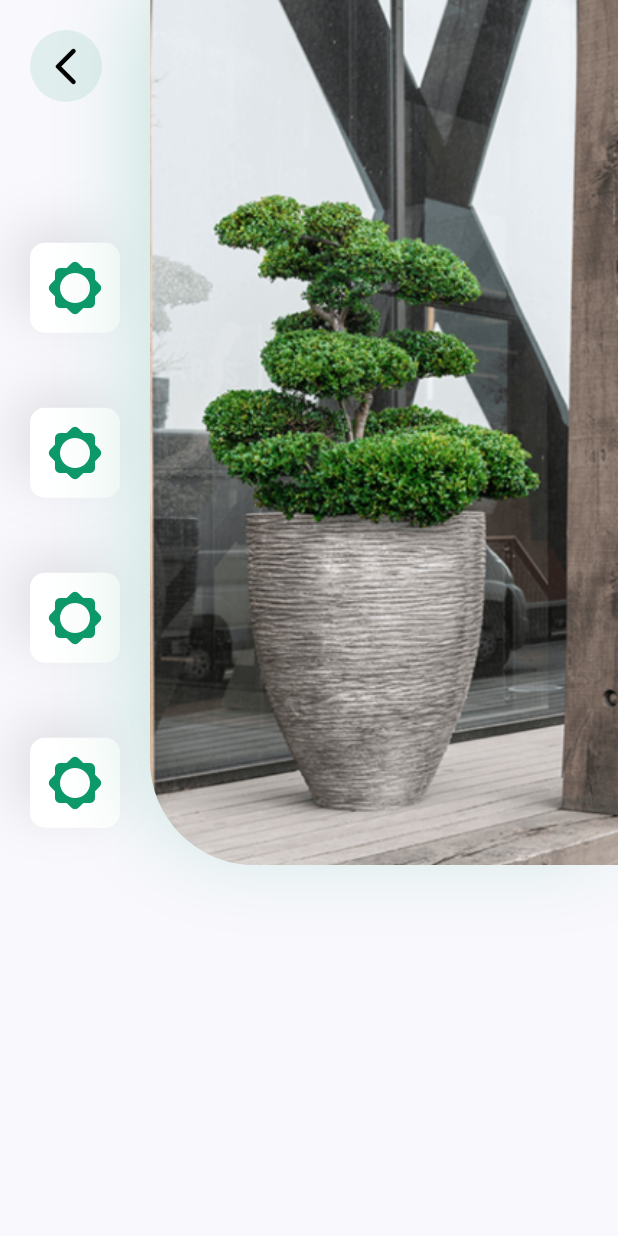
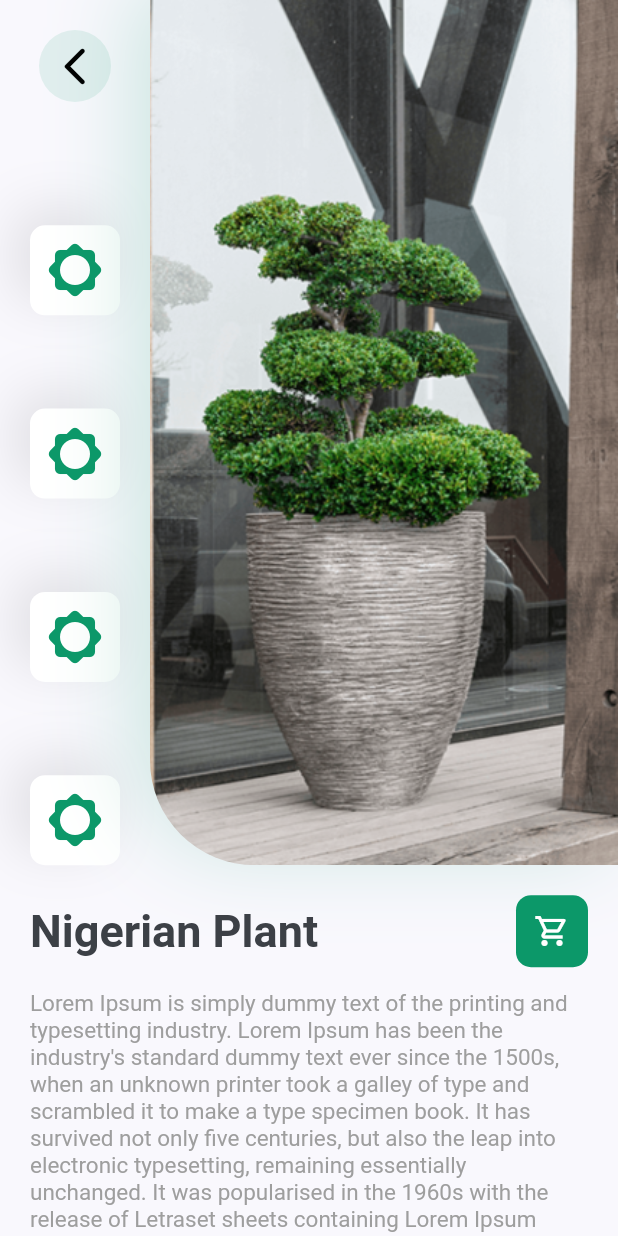
Before and after one commit to fidelity2851/Flutter-Plant-App, a Flutter app: the DetailScreen screen opened by its route, on a phone screen of 412 x 824 dp. Run offline on Flutter 3.47's test engine with Material 2 defaults, Android fonts, the phone set to English and light mode, and no system bars.

```diff
--- a/lib/main.dart
+++ b/lib/main.dart
@@ -1,5 +1,6 @@
 import 'package:flutter/material.dart';
 import 'package:plant_app/constants.dart';
+import 'package:plant_app/pages/favorite.dart';
 import 'package:plant_app/pages/home.dart';
 import 'package:plant_app/pages/details.dart';
 
@@ -18,10 +19,11 @@ class MyApp extends StatelessWidget {
       title: 'Flutter Plant App',
       // home: const HomeScreen(),
       theme: themeSetting(context),
-      initialRoute: '/details',
+      initialRoute: '/',
       routes: {
         '/': (context) => const HomeScreen(),
         '/details': (context) => const DetailScreen(),
+        '/favorite': (context) => const FavoriteScreen(),
       },
     );
   }
--- a/lib/pages/details.dart
+++ b/lib/pages/details.dart
@@ -9,7 +9,8 @@ class DetailScreen extends StatelessWidget {
     Size size = MediaQuery.of(context).size;
     return SafeArea(
       child: Scaffold(
-        body: Column(
+        body: SingleChildScrollView(
+          child: Column(
             children: [
               SizedBox(
                 height: size.height * 0.7,
@@ -18,16 +19,16 @@ class DetailScreen extends StatelessWidget {
                   children: [
                     Padding(
                       padding: const EdgeInsets.only(
-                      top: 20,
+                        top: kDefaultPadding,
                         left: kDefaultPadding,
                         right: kDefaultPadding,
                       ),
                       child: Column(
                         mainAxisAlignment: MainAxisAlignment.spaceBetween,
-                      crossAxisAlignment: CrossAxisAlignment.start,
+                        crossAxisAlignment: CrossAxisAlignment.center,
                         children: [
-                        Align(
-                          child: Container(
+                          Container(
+                            margin: const EdgeInsets.only(bottom: 20.0),
                             decoration: BoxDecoration(
                               color: kPrimaryColor.withOpacity(0.1),
                               shape: BoxShape.circle,
@@ -43,15 +44,14 @@ class DetailScreen extends StatelessWidget {
                               },
                             ),
                           ),
-                        ),
-                        Column(
-                          children: const [
-                            IconCard(iconData: Icons.brightness_low_rounded),
-                            IconCard(iconData: Icons.brightness_low_rounded),
-                            IconCard(iconData: Icons.brightness_low_rounded),
-                            IconCard(iconData: Icons.brightness_low_rounded),
-                          ],
-                        ),
+                          const IconCard(
+                              iconData: Icons.brightness_low_rounded),
+                          const IconCard(
+                              iconData: Icons.brightness_low_rounded),
+                          const IconCard(
+                              iconData: Icons.brightness_low_rounded),
+                          const IconCard(
+                              iconData: Icons.brightness_low_rounded),
                         ],
                       ),
                     ),
@@ -81,7 +81,50 @@ class DetailScreen extends StatelessWidget {
                   ],
                 ),
               ),
+              Padding(
+                padding: const EdgeInsets.all(kDefaultPadding),
+                child: Column(
+                  crossAxisAlignment: CrossAxisAlignment.start,
+                  children: [
+                    Row(
+                      mainAxisAlignment: MainAxisAlignment.spaceBetween,
+                      children: [
+                        const Text(
+                          'Nigerian Plant',
+                          style: TextStyle(
+                            fontSize: 30.0,
+                            fontWeight: FontWeight.bold,
+                          ),
+                        ),
+                        Container(
+                          padding: EdgeInsets.all(0),
+                          decoration: BoxDecoration(
+                              color: kPrimaryColor,
+                              borderRadius: BorderRadius.circular(10)),
+                          child: IconButton(
+                            onPressed: () {},
+                            icon: Icon(Icons.shopping_cart_outlined),
+                            color: Colors.white,
+                          ),
+                        )
                       ],
+                    ),
+                    const SizedBox(
+                      height: 15.0,
+                    ),
+                    const Text(
+                      'Lorem Ipsum is simply dummy text of the printing and typesetting industry. Lorem Ipsum has been the industry\'s standard dummy text ever since the 1500s, when an unknown printer took a galley of type and scrambled it to make a type specimen book. It has survived not only five centuries, but also the leap into electronic typesetting, remaining essentially unchanged. It was popularised in the 1960s with the release of Letraset sheets containing Lorem Ipsum passages, and more recently with desktop publishing software like Aldus PageMaker including versions of Lorem Ipsum.',
+                      textAlign: TextAlign.left,
+                      style: TextStyle(
+                          color: Colors.grey,
+                          fontSize: 15.0,
+                          fontWeight: FontWeight.w400),
+                    ),
+                  ],
+                ),
+              )
+            ],
+          ),
         ),
       ),
     );
@@ -101,7 +144,7 @@ class IconCard extends StatelessWidget {
     return Container(
       height: 60,
       width: 60,
-      margin: const EdgeInsets.symmetric(vertical: 25),
+      margin: const EdgeInsets.symmetric(vertical: 0),
       decoration: BoxDecoration(
         color: Colors.white,
         borderRadius: const BorderRadius.all(
--- a/lib/utility/bottom_nav.dart
+++ b/lib/utility/bottom_nav.dart
@@ -33,16 +33,14 @@ class BottomNav extends StatelessWidget {
           ),
           IconButton(
             onPressed: () {
-              Navigator.pushNamed(context, '/details');
+              Navigator.pushNamed(context, '/favorite');
             },
             icon: const Icon(Icons.favorite),
             color: Colors.grey,
             iconSize: 30.0,
           ),
           IconButton(
-            onPressed: () {
-              Navigator.pushNamed(context, '/profile');
-            },
+            onPressed: () {},
             icon: const Icon(Icons.person_rounded),
             color: Colors.grey,
             iconSize: 30.0,
```
Also changed, not shown: lib/components/home/featured_plant.dart (+2 -47 lines), lib/components/home/plant_name_with_price.dart (added, +71 -0 lines), lib/components/home/recommended_plants.dart (+3 -48 lines), lib/pages/favorite.dart (added, +38 -0 lines). Lines whose indentation alone changed are shown as unchanged.
